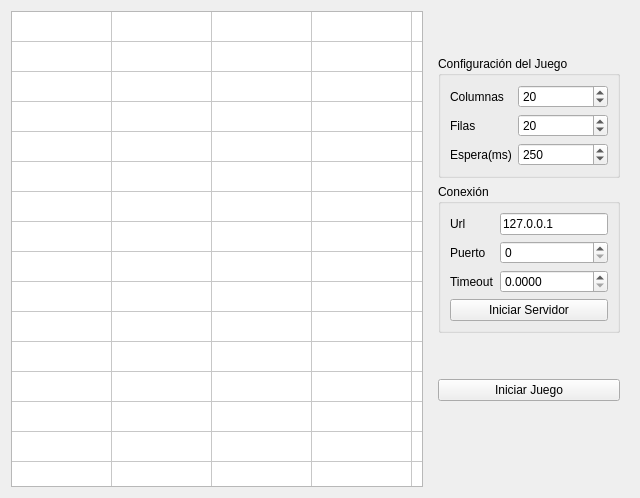
Qt form servidor.ui (misa2pac/Practica09-Modelado20171) before a commit.
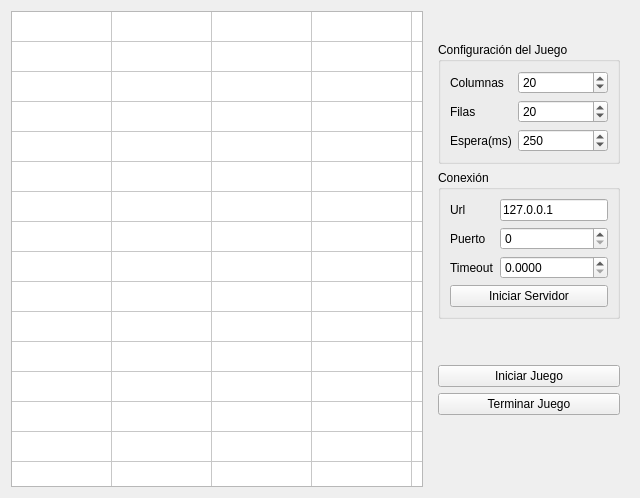
The same form after that commit.

Commit message:
Se agregaron funciones
Se agregaron las funciones del tiempo, para que no se
bloquee el juego, ademas de dibujar y avanzar, usar los
spinBox, crear los item en la tabla.

Diff of the .ui file:
```diff
--- a/servidor.ui
+++ b/servidor.ui
@@ -273,7 +273,7 @@
          <item row="0" column="1">
           <widget class="QSpinBox" name="spinBox_columnas">
            <property name="minimum">
-            <number>1</number>
+            <number>6</number>
            </property>
            <property name="maximum">
             <number>100</number>
@@ -293,7 +293,7 @@
          <item row="1" column="1">
           <widget class="QSpinBox" name="spinBox_filas">
            <property name="minimum">
-            <number>1</number>
+            <number>6</number>
            </property>
            <property name="maximum">
             <number>100</number>
@@ -312,8 +312,11 @@
          </item>
          <item row="2" column="1">
           <widget class="QSpinBox" name="spinBox_espera">
+           <property name="minimum">
+            <number>1</number>
+           </property>
            <property name="maximum">
-            <number>300</number>
+            <number>1000</number>
            </property>
            <property name="value">
             <number>250</number>
@@ -397,6 +400,13 @@
         </property>
        </widget>
       </item>
+      <item>
+       <widget class="QPushButton" name="pushButton_terminar_juego">
+        <property name="text">
+         <string>Terminar Juego</string>
+        </property>
+       </widget>
+      </item>
       <item>
        <spacer name="verticalSpacer_2">
         <property name="orientation">
```
The commit also changes 1 other file.
